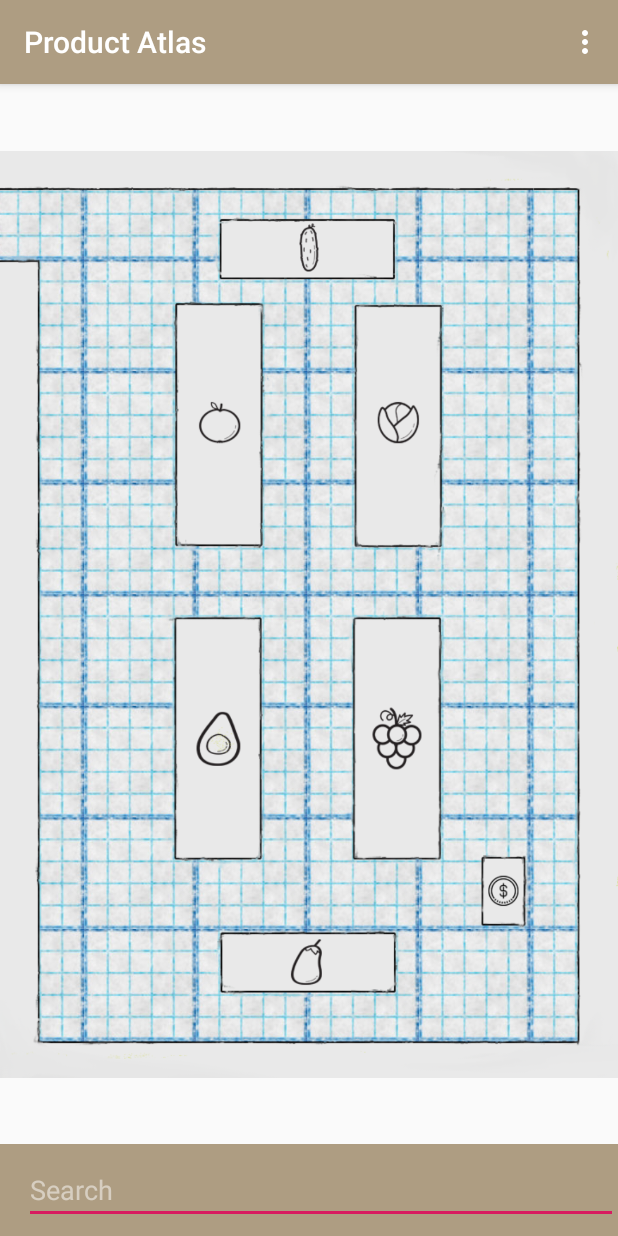
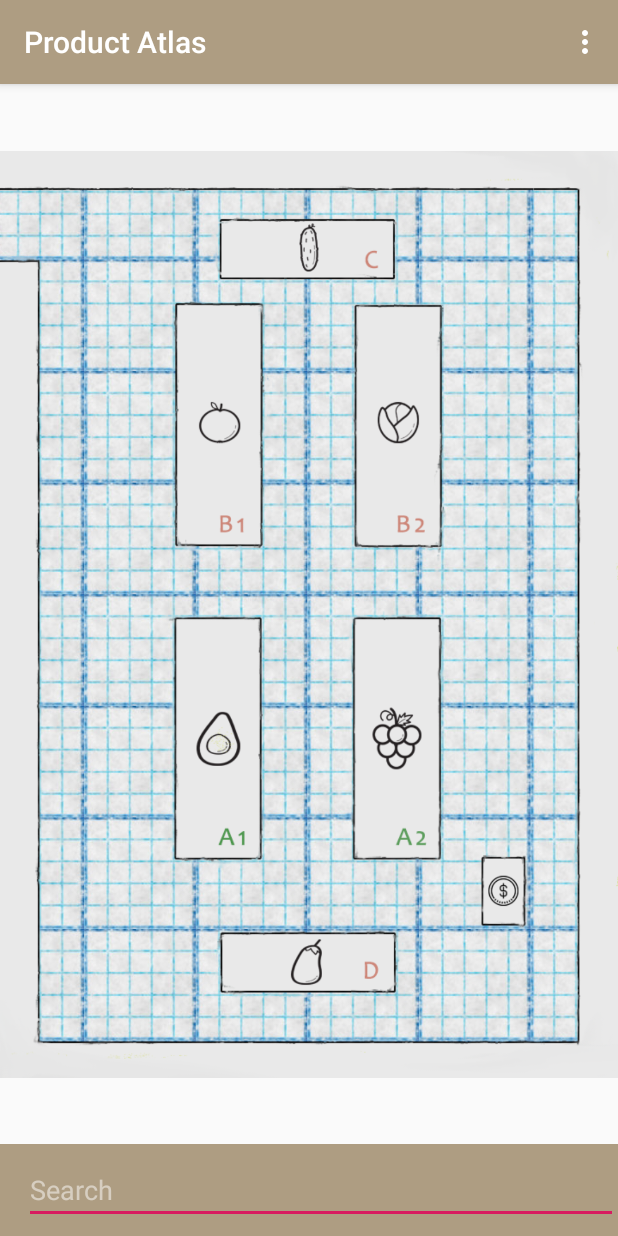
Before and after one commit to iansinphi/ProductAtlas, an Android app: the MainActivity screen opened directly, with no data from a screen before it, on a phone screen of 412 x 824 dp. Run offline under Robolectric (Android 15) with nearby library versions, the phone set to English and light mode, and no system bars.

Commit message:
created launchAtlasBox a class that creates a DialogFragment upon confirming a string query in the main activity. The Dialog Fragment places a message displaying the location of the bin. The message can be dismissed.

```diff
--- a/app/src/main/res/layout/activity_inventory.xml
+++ b/app/src/main/res/layout/activity_inventory.xml
@@ -13,8 +13,6 @@
         android:layout_marginStart="56dp"
         android:layout_marginLeft="56dp"
         android:layout_marginTop="112dp"
-        android:editable="false"
-        android:text="@string/inventory_text"
         android:textSize="24sp"
         android:typeface="sans"
         app:fontFamily="sans-serif-black"
--- a/app/src/main/res/values/strings.xml
+++ b/app/src/main/res/values/strings.xml
@@ -2,9 +2,9 @@
     <string name="app_name">Product Atlas</string>
     <string name="button_main">Inventory</string>
     <string name="activity2_name">Inventory</string>
-    <string name="inventory_text">Elliot\'s Produce Inventory\n\nFruit\n\t\tAvocados\n\t\tGrapes\n\t\tOranges\n\t\tPears\nVegetables\n\t\tCucumbers\n\t\tLettuce</string>
     <string name="version_text">Version 0.1.21819</string>
-
+    <string name="dialog_item_atlas"><center>Produce Bin A2</center></string>
+    <string name="OK">OK</string>
     <!--//searching-->
     <string name="search_label">Search</string>
 </resources>
```
Also changed, not shown: app/src/main/java/com/example/productatlas/Inventory.java (+10 -0 lines), app/src/main/java/com/example/productatlas/MainActivity.java (+22 -1 lines), app/src/main/res/drawable/produce.png.
